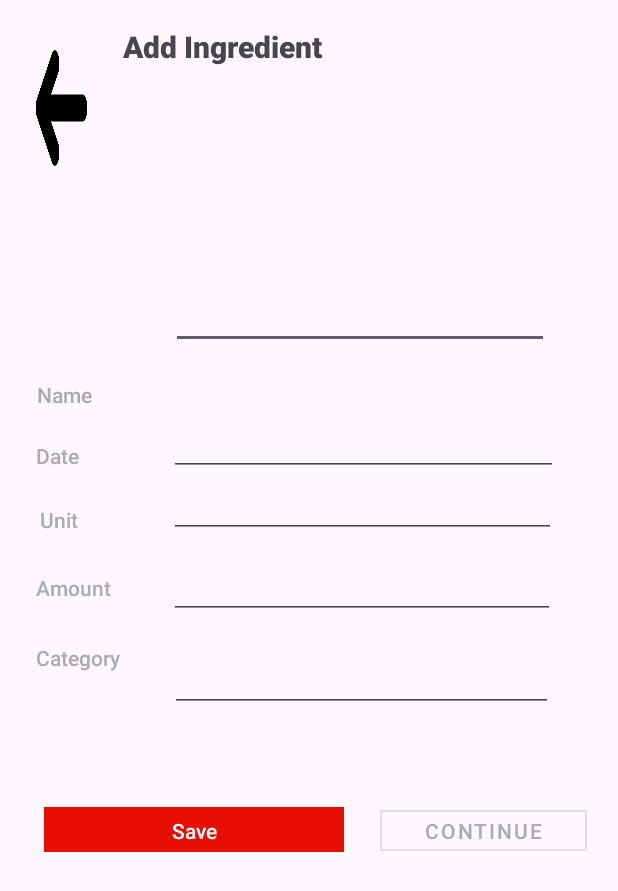
After one commit to DanielRasho/SmartFridge, an Android app: the layout fragment_ingrediente.xml on its own in the app's theme, with its tools: preview values and no code run, on a phone screen of 412 x 824 dp. The commit adds this screen. Shown: the top 891 px of the screen. Run offline under Robolectric (Android 15) with nearby library versions, the light colour scheme and no system bars.

Commit message:
Ingredientes y recipes

```diff
--- /dev/null
+++ b/Android/app/src/main/res/layout/fragment_ingrediente.xml
@@ -0,0 +1,231 @@
+<?xml version="1.0" encoding="utf-8"?>
+<androidx.constraintlayout.widget.ConstraintLayout xmlns:android="http://schemas.android.com/apk/res/android"
+    xmlns:app="http://schemas.android.com/apk/res-auto"
+    xmlns:tools="http://schemas.android.com/tools"
+    android:layout_width="match_parent"
+    android:layout_height="match_parent"
+    tools:context=".Login">
+
+
+    <ImageButton
+        android:id="@+id/imageButton2"
+        android:layout_width="0dp"
+        android:layout_height="0dp"
+        android:layout_marginStart="16dp"
+        android:layout_marginEnd="8dp"
+        android:layout_marginBottom="109dp"
+        android:background="@drawable/arrow_icon"
+        android:backgroundTint="@color/black"
+        app:layout_constraintBottom_toTopOf="@+id/textView5"
+        app:layout_constraintEnd_toStartOf="@+id/textView4"
+        app:layout_constraintStart_toStartOf="parent"
+        app:layout_constraintTop_toTopOf="parent"
+        app:tint="@color/black" />
+
+    <TextView
+        android:id="@+id/textView4"
+        android:layout_width="156dp"
+        android:layout_height="0dp"
+        android:layout_marginStart="8dp"
+        android:layout_marginTop="17dp"
+        android:layout_marginEnd="174dp"
+        android:layout_marginBottom="85dp"
+        android:fontFamily="sans-serif-medium"
+        android:text="@string/ingrediente_title"
+        android:textSize="20sp"
+        android:textStyle="bold"
+        android:typeface="normal"
+        app:layout_constraintBottom_toTopOf="@+id/editTextText2"
+        app:layout_constraintEnd_toEndOf="parent"
+        app:layout_constraintStart_toEndOf="@+id/imageButton2"
+        app:layout_constraintTop_toTopOf="parent" />
+
+    <TextView
+        android:id="@+id/textView5"
+        android:layout_width="wrap_content"
+        android:layout_height="wrap_content"
+        android:layout_marginStart="24dp"
+        android:layout_marginBottom="21dp"
+        android:fontFamily="sans-serif-medium"
+        android:text="@string/name"
+        android:textColor="@color/material_dynamic_neutral_variant70"
+        android:typeface="normal"
+        app:layout_constraintBottom_toTopOf="@+id/textView6"
+        app:layout_constraintEnd_toStartOf="@id/editTextText2"
+        app:layout_constraintStart_toStartOf="parent"
+        app:layout_constraintTop_toBottomOf="@+id/imageButton2" />
+
+    <TextView
+        android:id="@+id/textView6"
+        android:layout_width="wrap_content"
+        android:layout_height="wrap_content"
+        android:layout_marginStart="24dp"
+        android:layout_marginBottom="23dp"
+        android:fontFamily="sans-serif-medium"
+        android:text="@string/date"
+        android:textColor="@color/material_dynamic_neutral70"
+        android:typeface="normal"
+        app:layout_constraintBottom_toTopOf="@+id/textView7"
+        app:layout_constraintStart_toStartOf="parent"
+        app:layout_constraintEnd_toStartOf="@id/editTextDate"
+        app:layout_constraintTop_toBottomOf="@+id/textView5" />
+
+    <TextView
+        android:id="@+id/textView7"
+        android:layout_width="wrap_content"
+        android:layout_height="wrap_content"
+        android:layout_marginStart="24dp"
+        android:layout_marginEnd="57dp"
+        android:layout_marginBottom="26dp"
+        android:fontFamily="sans-serif-medium"
+        android:text="@string/unit"
+        android:textColor="@color/material_dynamic_neutral70"
+        android:typeface="normal"
+        app:layout_constraintBottom_toTopOf="@+id/textView8"
+        app:layout_constraintEnd_toStartOf="@+id/editTextNumber"
+        app:layout_constraintStart_toStartOf="parent"
+        app:layout_constraintTop_toBottomOf="@+id/textView6" />
+
+    <TextView
+        android:id="@+id/textView8"
+        android:layout_width="wrap_content"
+        android:layout_height="wrap_content"
+        android:layout_marginStart="24dp"
+        android:layout_marginEnd="38dp"
+        android:layout_marginBottom="27dp"
+        android:fontFamily="sans-serif-medium"
+        android:text="@string/amount"
+        android:textColor="@color/material_dynamic_neutral70"
+        android:typeface="normal"
+        app:layout_constraintBottom_toTopOf="@+id/textView9"
+        app:layout_constraintEnd_toStartOf="@+id/editTextNumber"
+        app:layout_constraintStart_toStartOf="parent"
+        app:layout_constraintTop_toBottomOf="@+id/textView7" />
+
+    <TextView
+        android:id="@+id/textView9"
+        android:layout_width="wrap_content"
+        android:layout_height="wrap_content"
+        android:layout_marginStart="24dp"
+        android:layout_marginEnd="31dp"
+        android:layout_marginBottom="376dp"
+        android:fontFamily="sans-serif-medium"
+        android:text="@string/category"
+        android:textColor="@color/material_dynamic_neutral70"
+        android:typeface="normal"
+        app:layout_constraintBottom_toBottomOf="parent"
+        app:layout_constraintEnd_toStartOf="@+id/editTextNumber"
+        app:layout_constraintStart_toStartOf="parent"
+        app:layout_constraintTop_toBottomOf="@+id/textView8" />
+
+    <EditText
+        android:id="@+id/editTextText2"
+        android:layout_width="252dp"
+        android:layout_height="0dp"
+        android:layout_marginStart="52dp"
+        android:layout_marginEnd="45dp"
+        android:layout_marginBottom="9dp"
+        android:ems="10"
+        android:inputType="text"
+        android:textSize="14sp"
+        app:layout_constraintBottom_toTopOf="@+id/editTextDate"
+        app:layout_constraintEnd_toEndOf="parent"
+        app:layout_constraintStart_toEndOf="@+id/textView5"
+        app:layout_constraintTop_toBottomOf="@+id/textView4" />
+
+    <EditText
+        android:id="@+id/editTextDate"
+        android:layout_width="259dp"
+        android:layout_height="0dp"
+        android:layout_marginStart="59dp"
+        android:layout_marginTop="10dp"
+        android:layout_marginEnd="40dp"
+        android:ems="10"
+        android:inputType="date"
+        app:layout_constraintBottom_toTopOf="@+id/editTextText4"
+        app:layout_constraintEnd_toEndOf="parent"
+        app:layout_constraintStart_toEndOf="@+id/textView6"
+        app:layout_constraintTop_toBottomOf="@+id/editTextText2" />
+
+    <EditText
+        android:id="@+id/editTextNumber"
+        android:layout_width="257dp"
+        android:layout_height="47dp"
+        android:layout_marginStart="112dp"
+        android:layout_marginTop="3dp"
+        android:layout_marginEnd="42dp"
+        android:layout_marginBottom="8dp"
+        android:ems="10"
+        android:inputType="number"
+        app:layout_constraintBottom_toTopOf="@+id/editTextText3"
+        app:layout_constraintEnd_toEndOf="parent"
+        app:layout_constraintStart_toStartOf="parent"
+        app:layout_constraintTop_toBottomOf="@+id/editTextText4" />
+
+    <EditText
+        android:id="@+id/editTextText3"
+        android:layout_width="255dp"
+        android:layout_height="46dp"
+        android:layout_marginStart="32dp"
+        android:layout_marginTop="8dp"
+        android:layout_marginEnd="43dp"
+        android:ems="10"
+        android:inputType="text"
+        app:layout_constraintBottom_toBottomOf="parent"
+        app:layout_constraintEnd_toEndOf="parent"
+        app:layout_constraintStart_toEndOf="@+id/textView9"
+        app:layout_constraintTop_toBottomOf="@+id/editTextNumber" />
+
+    <EditText
+        android:id="@+id/editTextText4"
+        android:layout_width="258dp"
+        android:layout_height="41dp"
+        android:layout_marginStart="60dp"
+        android:layout_marginEnd="41dp"
+        android:layout_marginBottom="3dp"
+        android:ems="10"
+        android:inputType="text"
+        app:layout_constraintBottom_toTopOf="@+id/editTextNumber"
+        app:layout_constraintEnd_toEndOf="parent"
+        app:layout_constraintStart_toEndOf="@+id/textView7"
+        app:layout_constraintTop_toBottomOf="@+id/editTextDate" />
+
+    <Button
+        android:id="@+id/button4"
+        android:layout_width="200dp"
+        android:layout_height="38dp"
+        android:layout_marginStart="29dp"
+        android:layout_marginTop="59dp"
+        android:layout_marginEnd="24dp"
+        android:layout_marginBottom="252dp"
+        android:backgroundTint="@color/red"
+        android:fontFamily="sans-serif-medium"
+        android:text="@string/ingrediente_btnsave"
+        android:textColor="@color/white"
+        android:textColorHighlight="@color/white"
+        android:textColorLink="@color/white"
+        android:textSize="14sp"
+        android:textStyle="normal"
+        app:cornerRadius="0dp"
+        app:layout_constraintBottom_toBottomOf="parent"
+        app:layout_constraintEnd_toStartOf="@+id/button5"
+        app:layout_constraintStart_toStartOf="parent"
+        app:layout_constraintTop_toBottomOf="@+id/editTextText3" />
+
+    <Button
+        android:id="@+id/button5"
+        style="@style/Widget.MaterialComponents.Button.OutlinedButton"
+        android:layout_width="138dp"
+        android:layout_height="39dp"
+        android:layout_marginStart="24dp"
+        android:layout_marginTop="60dp"
+        android:layout_marginBottom="251dp"
+        android:text="@string/ingrediente_btnContinue"
+        android:textColor="@color/material_dynamic_neutral_variant70"
+        android:textColorHighlight="@color/black"
+        android:textColorLink="@color/black"
+        app:cornerRadius="0dp"
+        app:layout_constraintBottom_toBottomOf="parent"
+        app:layout_constraintStart_toEndOf="@+id/button4"
+        app:layout_constraintTop_toBottomOf="@+id/editTextText3" />
+</androidx.constraintlayout.widget.ConstraintLayout>
--- a/Android/app/src/main/res/layout/fragment_login.xml
+++ b/Android/app/src/main/res/layout/fragment_login.xml
@@ -57,7 +57,7 @@
         android:layout_marginEnd="68dp"
         android:layout_marginBottom="109dp"
         android:src="@drawable/user_icon"
-        android:tint="@color/material_dynamic_neutral_variant30"
+        app:tint="@color/material_dynamic_neutral_variant30"
         app:layout_constraintBottom_toBottomOf="@+id/login_btnLogin"
         app:layout_constraintEnd_toEndOf="parent"
         app:layout_constraintStart_toStartOf="parent"
--- a/Android/app/src/main/res/values/strings.xml
+++ b/Android/app/src/main/res/values/strings.xml
@@ -18,4 +18,16 @@
     <string name="settings_styleOption1">Light Theme</string>
     <string name="settings_styleOption2">Dark Theme</string>
     <string name="settings_btnLogout">Log Out</string>
+    <!-- TODO: Remove or change this placeholder text -->
+    <string name="hello_blank_fragment">Hello blank fragment</string>
+
+    <!-- Ingrediente strings -->
+    <string name="ingrediente_title">Add Ingredient</string>
+    <string name="name">Name</string>
+    <string name="date">Date</string>
+    <string name="unit">Unit</string>
+    <string name="amount">Amount</string>
+    <string name="category">Category</string>
+    <string name="ingrediente_btnsave">Save</string>
+    <string name="ingrediente_btnContinue">Continue</string>
 </resources>
```
Also changed, not shown: Android/app/src/main/res/layout/fragment_recipes.xml (added, +106 -0 lines), Android/app/src/main/res/navigation/nav_graph.xml (+22 -1 lines), Android/app/src/main/res/drawable/arrow_icon.png (added).
